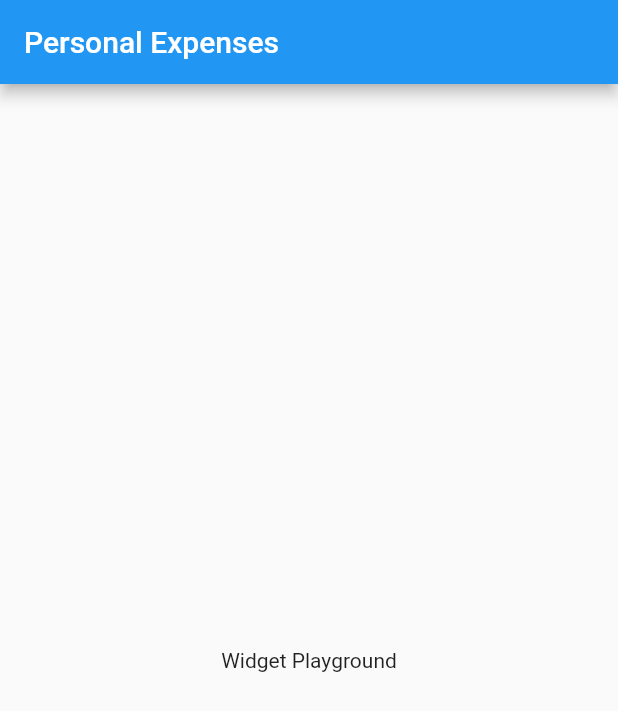
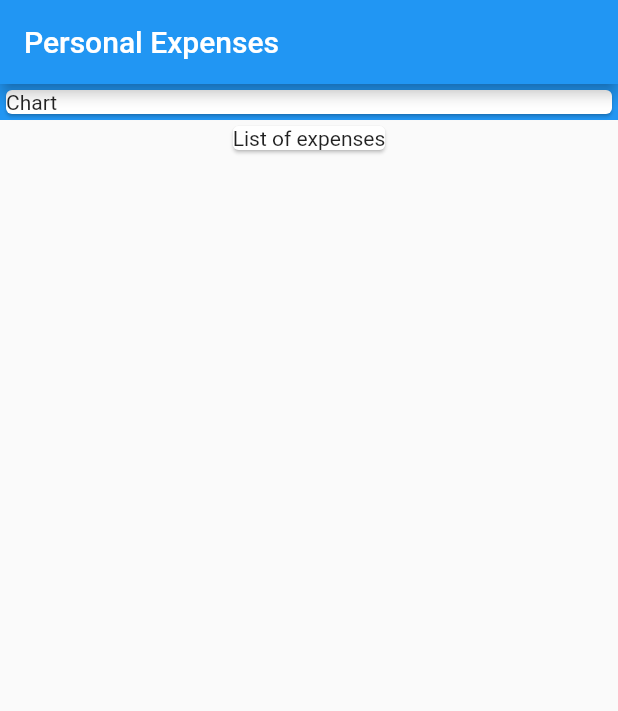
Before and after one commit to cecep29/personal-expenses, a Flutter app: the screen it shows after launch, on a phone screen of 412 x 824 dp. Shown: the top 711 px of the screen. Run offline on Flutter 3.47's test engine with Material 2 defaults, Android fonts, the phone set to English and light mode, and no system bars.

Commit message:
layout column chart and list expenses

```diff
--- a/lib/main.dart
+++ b/lib/main.dart
@@ -25,8 +25,19 @@ class HomePage extends StatelessWidget {
       appBar: AppBar(
         title: const Text("Personal Expenses"),
       ),
-      body: const Center(
-        child: Text("Widget Playground"),
+      body: Column(
+        children: [
+          Container(
+            width: double.infinity,
+            color: Colors.blue,
+            child: const Card(
+              child: Text('Chart'),
+            ),
+          ),
+          const Card(
+            child: Text('List of expenses'),
+          )
+        ],
       ),
     );
   }
```
